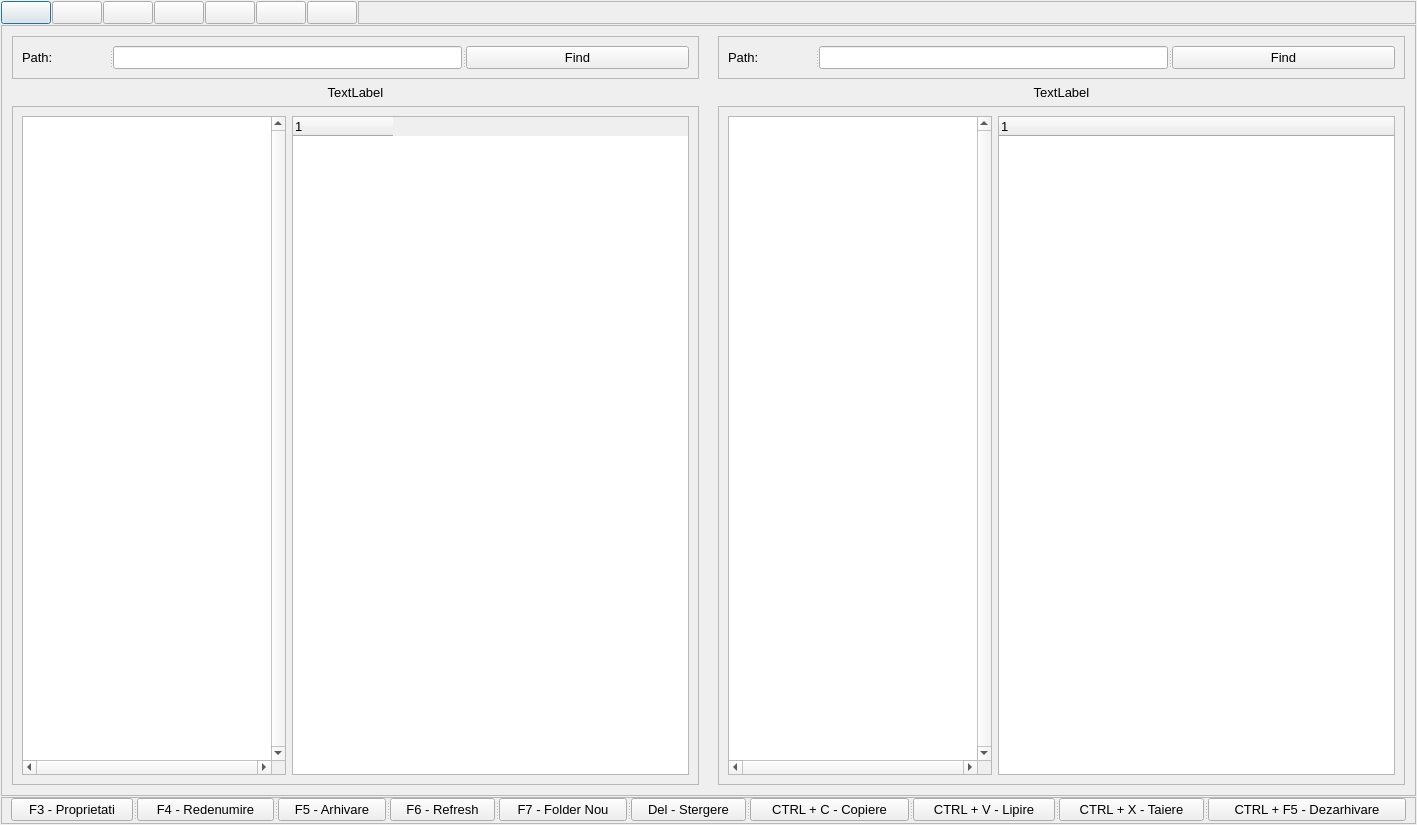
Old version of the form TotalCommander/Display.ui in the repository dmn223/TotalCommander.
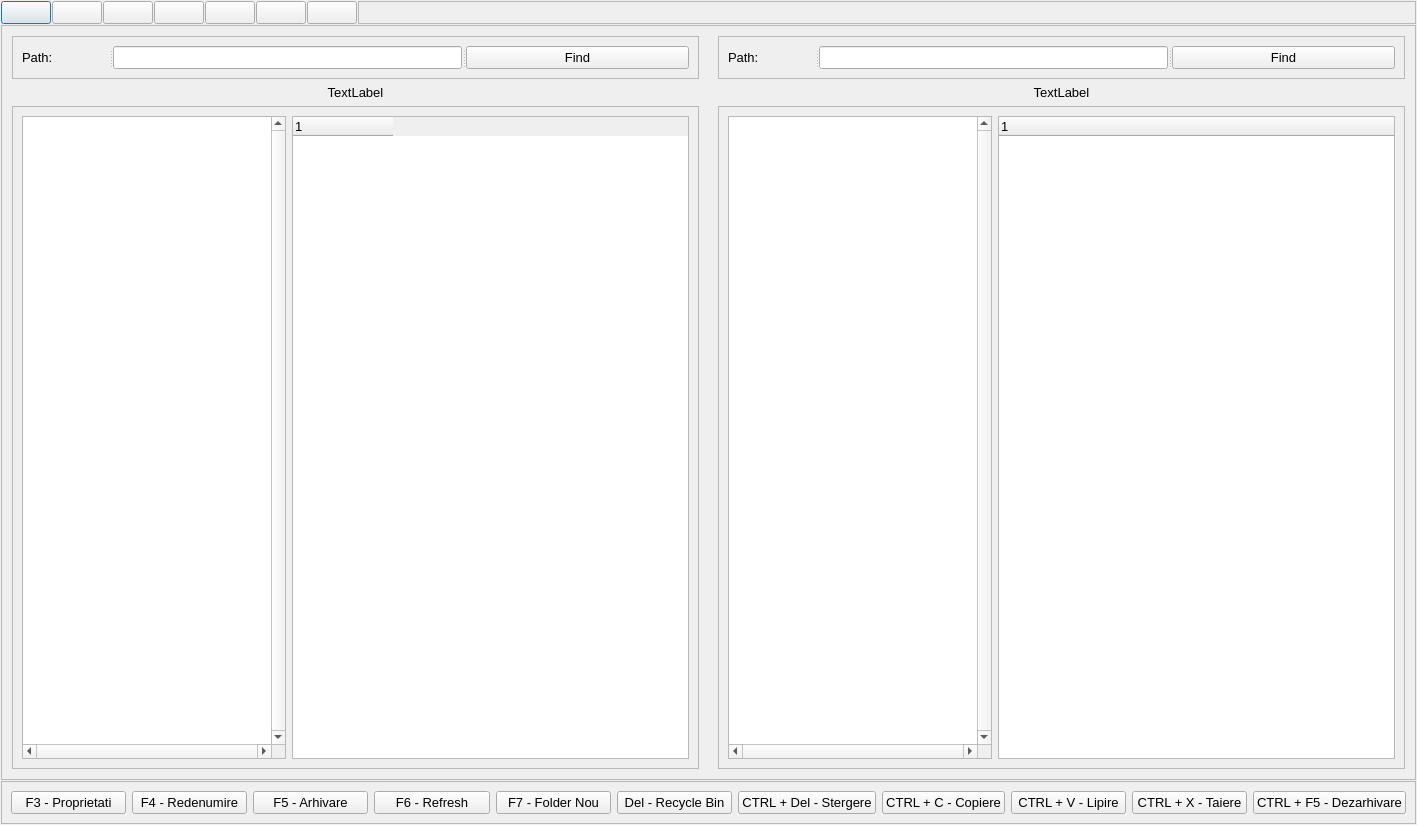
New version of the form. Icons and pictures are not drawn.

Commit message: Drag and drop poate lua din interior spre exterior, din exterior spre interior, noua optiune pt mesaje, del e recycle bin, ctrl + del e stergere, alte chestii

```diff
--- a/TotalCommander/Display.ui
+++ b/TotalCommander/Display.ui
@@ -582,28 +582,8 @@
      <property name="frameShadow">
       <enum>QFrame::Raised</enum>
      </property>
-     <layout class="QVBoxLayout" name="verticalLayout_2">
-      <property name="spacing">
-       <number>2</number>
-      </property>
-      <property name="topMargin">
-       <number>0</number>
-      </property>
-      <property name="bottomMargin">
-       <number>2</number>
-      </property>
+     <layout class="QHBoxLayout" name="horizontalLayout_7">
       <item>
-       <widget class="QSplitter" name="splitter_2">
-        <property name="font">
-         <font>
-          <family>Microsoft Sans Serif</family>
-          <pointsize>10</pointsize>
-          <bold>false</bold>
-         </font>
-        </property>
-        <property name="orientation">
-         <enum>Qt::Horizontal</enum>
-        </property>
         <widget class="QPushButton" name="pushButton">
          <property name="font">
           <font>
@@ -616,6 +596,8 @@
           <string>F3 - Proprietati</string>
          </property>
         </widget>
+      </item>
+      <item>
         <widget class="QPushButton" name="pushButton_2">
          <property name="font">
           <font>
@@ -628,6 +610,8 @@
           <string>F4 - Redenumire</string>
          </property>
         </widget>
+      </item>
+      <item>
         <widget class="QPushButton" name="pushButton_3">
          <property name="font">
           <font>
@@ -640,6 +624,8 @@
           <string>F5 - Arhivare</string>
          </property>
         </widget>
+      </item>
+      <item>
         <widget class="QPushButton" name="pushButton_4">
          <property name="font">
           <font>
@@ -652,6 +638,8 @@
           <string>F6 - Refresh</string>
          </property>
         </widget>
+      </item>
+      <item>
         <widget class="QPushButton" name="pushButton_5">
          <property name="font">
           <font>
@@ -664,6 +652,8 @@
           <string>F7 - Folder Nou</string>
          </property>
         </widget>
+      </item>
+      <item>
         <widget class="QPushButton" name="pushButton_6">
          <property name="font">
           <font>
@@ -673,9 +663,25 @@
           </font>
          </property>
          <property name="text">
-          <string>Del - Stergere</string>
-         </property>
-        </widget>
+         <string>Del - Recycle Bin</string>
+        </property>
+       </widget>
+      </item>
+      <item>
+       <widget class="QPushButton" name="pushButton_11">
+        <property name="font">
+         <font>
+          <family>Microsoft Sans Serif</family>
+          <pointsize>10</pointsize>
+          <bold>false</bold>
+         </font>
+        </property>
+        <property name="text">
+         <string>CTRL + Del - Stergere</string>
+        </property>
+       </widget>
+      </item>
+      <item>
         <widget class="QPushButton" name="pushButton_7">
          <property name="font">
           <font>
@@ -688,6 +694,8 @@
           <string>CTRL + C - Copiere</string>
          </property>
         </widget>
+      </item>
+      <item>
         <widget class="QPushButton" name="pushButton_8">
          <property name="font">
           <font>
@@ -700,6 +708,8 @@
           <string>CTRL + V - Lipire</string>
          </property>
         </widget>
+      </item>
+      <item>
         <widget class="QPushButton" name="pushButton_9">
          <property name="font">
           <font>
@@ -712,6 +722,8 @@
           <string>CTRL + X - Taiere</string>
          </property>
         </widget>
+      </item>
+      <item>
         <widget class="QPushButton" name="pushButton_10">
          <property name="font">
           <font>
@@ -723,7 +735,6 @@
          <property name="text">
           <string>CTRL + F5 - Dezarhivare</string>
          </property>
-        </widget>
        </widget>
       </item>
      </layout>
```
Lines whose indentation alone changed are shown as unchanged. The commit also changes 3 other files.
